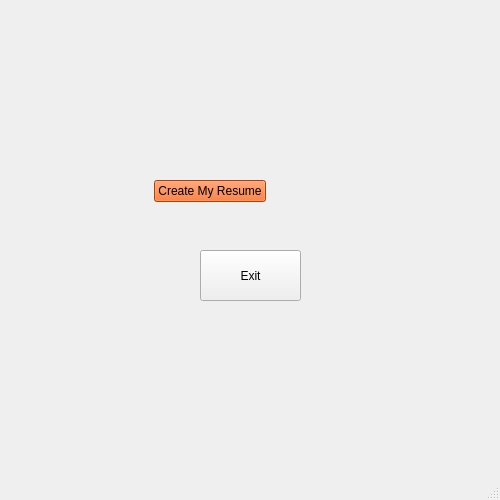
The window that form3.ui (nigkty123/ap-1399-finalproject) describes before a commit, drawn with Qt 5.
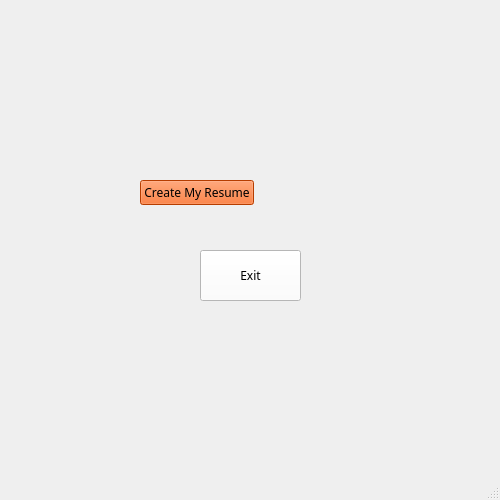
The same window after the commit. Icons and pictures are not drawn.

Commit message: adjusted the size

```diff
--- a/form3.ui
+++ b/form3.ui
@@ -31,6 +31,11 @@
     <height>500</height>
    </size>
   </property>
+  <property name="font">
+   <font>
+    <family>IRANSansWeb</family>
+   </font>
+  </property>
   <property name="windowTitle">
    <string>MainWindow</string>
   </property>
@@ -44,6 +49,10 @@
       <height>51</height>
      </rect>
     </property>
+    <property name="styleSheet">
+     <string notr="true">font: 8pt &quot;IRANSansWeb&quot;;
+background-color: rgb(255, 255, 255);</string>
+    </property>
     <property name="text">
      <string>Exit</string>
     </property>
@@ -53,8 +62,8 @@
      <rect>
       <x>140</x>
       <y>180</y>
-      <width>216</width>
-      <height>48</height>
+      <width>274</width>
+      <height>61</height>
      </rect>
     </property>
     <layout class="QVBoxLayout" name="verticalLayout">
@@ -65,7 +74,7 @@
       <enum>QLayout::SetFixedSize</enum>
      </property>
      <property name="leftMargin">
-      <number>14</number>
+      <number>0</number>
      </property>
      <item>
       <widget class="QPushButton" name="CreateButton">
@@ -75,6 +84,12 @@
          <verstretch>10</verstretch>
         </sizepolicy>
        </property>
+       <property name="font">
+        <font>
+         <family>IRANSansWeb</family>
+         <pointsize>9</pointsize>
+        </font>
+       </property>
        <property name="styleSheet">
         <string notr="true">background-color: rgb(255, 85, 0);</string>
        </property>
```
Left out of the diff: 12 changed lines with no effect on the pictures.
